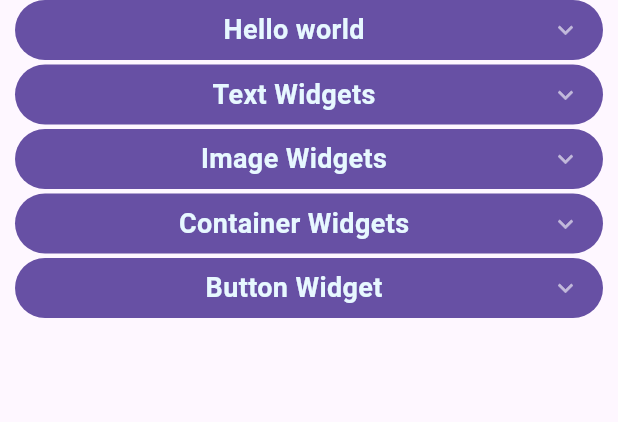
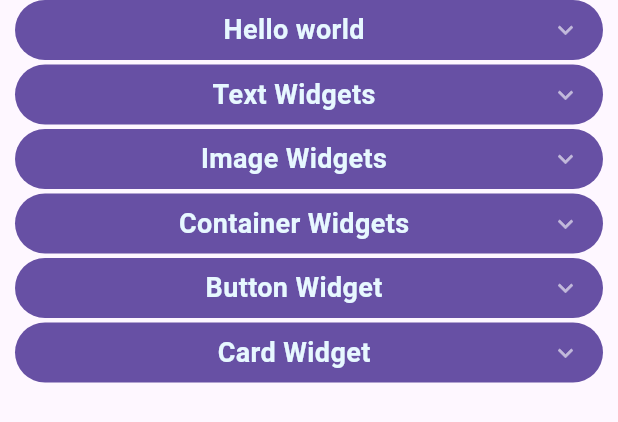
Before and after one commit to kaiqueBellmont/flutter_concept_practices, a Flutter app: the BasicWidgetsSection widget shown alone on an empty page, opened directly, on a phone screen of 412 x 824 dp. Shown: the top 422 px of the screen. Run offline on Flutter 3.47's test engine with Material 3 defaults, Android fonts, the phone set to English and light mode, and no system bars; drawn by our look-alikes of accordion; missing offline and left inert: syntax_highlight.

Commit message:
feat: Card widget

```diff
--- a/lib/components/topics/basic_widgets.dart
+++ b/lib/components/topics/basic_widgets.dart
@@ -6,6 +6,7 @@ import 'package:flutter_concept_practices/pages/basic_widgets/01_hello_word.dart
 import 'package:flutter_concept_practices/pages/basic_widgets/03_images.dart';
 import 'package:flutter_concept_practices/pages/basic_widgets/04_container.dart';
 import 'package:flutter_concept_practices/pages/basic_widgets/05_button_widget.dart';
+import 'package:flutter_concept_practices/pages/basic_widgets/06_card_widget.dart';
 import '../accordion/generic_accordion.dart';
 import '../accordion/subtopics_content.dart';
 
@@ -108,6 +109,25 @@ class BasicWidgetsSection extends StatelessWidget {
             )
           ]),
         ),
+        GenericAccordionSection(
+          header: const AccordionHeader(
+            title: "Card Widget",
+          ),
+          content: const AccordionContent(subtopicsContent: [
+            SubTopicContent(
+              subTopicTitle: 'Card widget',
+              route: CardWidget(),
+            ),
+            SubTopicContent(
+              subTopicTitle: 'Video',
+              link: 'https://www.youtube.com/watch?v=jti8kuM73dA',
+            ),
+            SubTopicContent(
+              subTopicTitle: 'Official documentation',
+              link: 'https://api.flutter.dev/flutter/material/Card-class.html',
+            )
+          ]),
+        ),
       ],
     );
   }
--- a/lib/main.dart
+++ b/lib/main.dart
@@ -61,11 +61,6 @@ class MyMainApp extends StatelessWidget {
       debugShowCheckedModeBanner: false,
       routes: {
         AppRoutes.home: (ctx) => const HomePage(),
-        AppRoutes.helloWord: (ctx) => const HelloWorld(),
-        AppRoutes.textWidgets: (ctx) => const TextWidgets(),
-        AppRoutes.imageWidgets: (ctx) => const ImageWidgets(),
-        AppRoutes.containerWidgets: (ctx) => const ContainerWidget(),
-        AppRoutes.syntaxHyghlight: (ctx) => const CodeHighlighterPage(),
       },
       theme: ThemeData(
         primaryColor: Colors.blue,
--- a/lib/utils/routes/routes.dart
+++ b/lib/utils/routes/routes.dart
@@ -1,8 +1,3 @@
 class AppRoutes {
   static const home = '/home';
-  static const helloWord = '/hello_word';
-  static const textWidgets = '/text_widgets';
-  static const imageWidgets = '/image_widgets';
-  static const containerWidgets = '/container_widgets';
-  static const syntaxHyghlight = '/code_syntax_highlight';
 }
```
Also changed, not shown: lib/pages/basic_widgets/06_card_widget.dart (added, +77 -0 lines).
